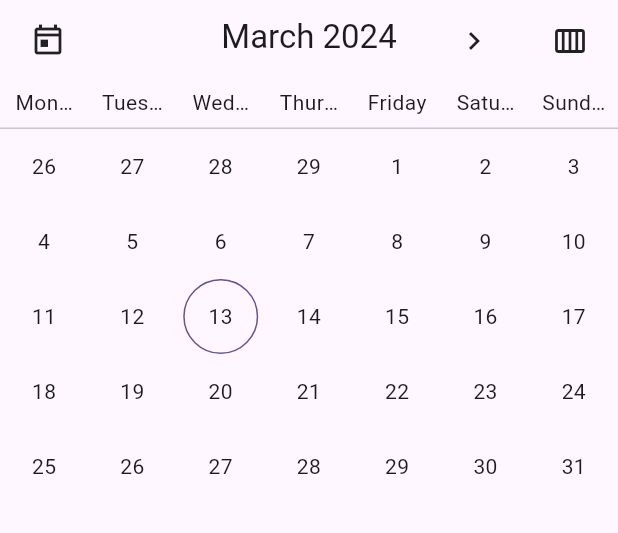
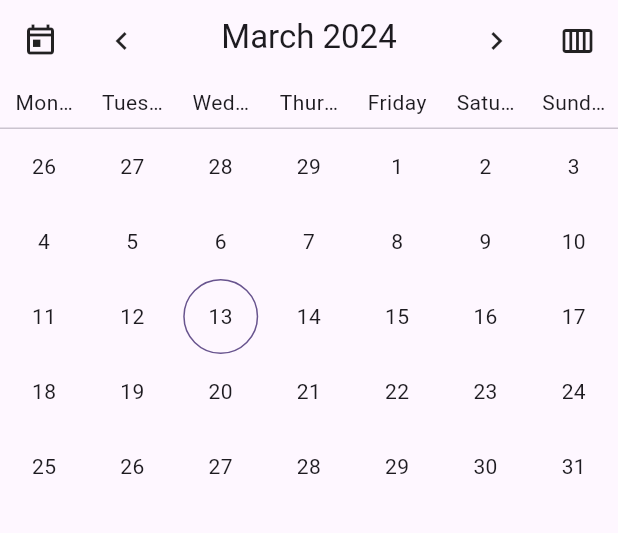
Before and after one commit to mobilesoftcode/calendar_advanced, a Flutter app: the screen it shows after launch, on a phone screen of 412 x 824 dp, the part 84-617 px from its top. Run offline on Flutter 3.47's test engine with Material 3 defaults, Android fonts, the phone set to English and light mode, and no system bars.

Commit message:
**breaking** Updated custom builders to return the calendar controller, updated default calendar header UI

```diff
--- a/lib/calendar_advanced.dart
+++ b/lib/calendar_advanced.dart
@@ -68,12 +68,13 @@ class CalendarAdvanced extends StatefulWidget {
   /// This builder is used to create single day cells for a given date. If not specified,
   /// a default builder will be used.
   ///
-  /// * Use the `mode` argument to return different widgets depending on calendar view.
-  /// * Use `isSelected` to know if the cell has been selected by the user
+  /// Using the `controller` you can retrieve:
+  /// * `mode` to return different widgets depending on calendar view.
+  /// * `isDateSelected()` to know if the cell has been selected by the user
   /// (note that selection will be enabled only if the `onDateSelected` callback of [CalendarAdvancedController] is provided).
   ///
   /// If not provided, a default cell builder will be used.
-  final Widget Function(DateTime date, bool isSelected, CalendarMode mode)?
+  final Widget Function(DateTime date, CalendarAdvancedController controller)?
       calendarCellBuilder;
 
   /// The builder for the content of a single calendar cell for a given date.
@@ -84,21 +85,22 @@ class CalendarAdvanced extends StatefulWidget {
   /// If you want a unique cell view, use `calendarCellBuilder`.
   ///
   /// If not provider, no content will be shown.
-  final List<CalendarCellContent> Function(DateTime date, CalendarMode mode)?
+  final List<CalendarCellContent> Function(
+          DateTime date, CalendarAdvancedController controller)?
       calendarCellContentBuilder;
 
   /// The builder for day column headers. Usually, this should display the name
   /// of the day (i.e. monday, tuesday).
   ///
   ///  If not provided, a default day header builder will be used.
-  final Widget Function(DateTime date, CalendarMode mode)?
+  final Widget Function(DateTime date, CalendarAdvancedController controller)?
       calendarDayHeaderBuilder;
 
   /// The builder for calendar header. Usually, this should display the month
   /// or buttons to execute actions on the calendar (i.e. scrolling dates).
   ///
   /// If not provided, a default calendar header will be used.
-  final Widget Function(DateTime date, CalendarMode mode)?
+  final Widget Function(DateTime date, CalendarAdvancedController controller)?
       calendarHeaderBuilder;
 
   /// A scrolling calendar with eventually selectable cells.
@@ -189,7 +191,7 @@ class _CalendarAdvancedState extends State<CalendarAdvanced>
             children: [
               widget.calendarHeaderBuilder?.call(
                       context.read<CalendarAdvancedController>().visibleDate,
-                      mode) ??
+                      context.read<CalendarAdvancedController>()) ??
                   DefaultCalendarHeader.builder(
                       context.watch<CalendarAdvancedController>()),
               child,
--- a/lib/src/ui/calendar_month_view.dart
+++ b/lib/src/ui/calendar_month_view.dart
@@ -4,11 +4,12 @@ import 'package:provider/provider.dart';
 import '../../calendar_advanced.dart';
 
 class CalendarMonthView extends StatelessWidget {
-  final List<CalendarCellContent> Function(DateTime date, CalendarMode mode)
+  final List<CalendarCellContent> Function(
+          DateTime date, CalendarAdvancedController controller)
       calendarCellContentBuilder;
-  final Widget Function(DateTime date, CalendarMode mode)
+  final Widget Function(DateTime date, CalendarAdvancedController controller)
       calendarDayHeaderBuilder;
-  final Widget Function(DateTime date, bool isSelected, CalendarMode mode)
+  final Widget Function(DateTime date, CalendarAdvancedController controller)
       calendarCellBuilder;
 
   const CalendarMonthView({
@@ -42,8 +43,8 @@ class CalendarMonthView extends StatelessWidget {
         children: List.generate(
           headerDates.length,
           (index) => Expanded(
-            child: calendarDayHeaderBuilder(headerDates[index],
-                context.read<CalendarAdvancedController>().mode),
+            child: calendarDayHeaderBuilder(
+                headerDates[index], context.read<CalendarAdvancedController>()),
           ),
         ),
       );
@@ -78,7 +79,7 @@ class CalendarMonthView extends StatelessWidget {
   Widget _cellBuilder(DateTime date) {
     return Builder(builder: (context) {
       final cellContent = calendarCellContentBuilder(
-          date, context.read<CalendarAdvancedController>().mode);
+          date, context.read<CalendarAdvancedController>());
 
       return Stack(
         alignment: Alignment.center,
@@ -93,9 +94,7 @@ class CalendarMonthView extends StatelessWidget {
                   }
                 : null,
             child: calendarCellBuilder(
-                date,
-                context.read<CalendarAdvancedController>().isDateSelected(date),
-                context.read<CalendarAdvancedController>().mode),
+                date, context.read<CalendarAdvancedController>()),
           ),
           Row(
             children: List.generate(
--- a/lib/src/ui/calendar_multi_year_view.dart
+++ b/lib/src/ui/calendar_multi_year_view.dart
@@ -4,7 +4,7 @@ import 'package:provider/provider.dart';
 import '../../calendar_advanced.dart';
 
 class CalendarMultiYearView extends StatelessWidget {
-  final Widget Function(DateTime date, bool isSelected, CalendarMode mode)
+  final Widget Function(DateTime date, CalendarAdvancedController controller)
       calendarCellBuilder;
 
   const CalendarMultiYearView({
@@ -60,9 +60,7 @@ class CalendarMultiYearView extends StatelessWidget {
               }
             : null,
         child: calendarCellBuilder(
-            date,
-            context.read<CalendarAdvancedController>().isDateSelected(date),
-            context.read<CalendarAdvancedController>().mode),
+            date, context.read<CalendarAdvancedController>()),
       );
     });
   }
--- a/lib/src/ui/calendar_year_view.dart
+++ b/lib/src/ui/calendar_year_view.dart
@@ -4,7 +4,7 @@ import 'package:provider/provider.dart';
 import '../../calendar_advanced.dart';
 
 class CalendarYearView extends StatelessWidget {
-  final Widget Function(DateTime date, bool isSelected, CalendarMode mode)
+  final Widget Function(DateTime date, CalendarAdvancedController controller)
       calendarCellBuilder;
 
   const CalendarYearView({
@@ -60,9 +60,7 @@ class CalendarYearView extends StatelessWidget {
               }
             : null,
         child: calendarCellBuilder(
-            date,
-            context.read<CalendarAdvancedController>().isDateSelected(date),
-            context.read<CalendarAdvancedController>().mode),
+            date, context.read<CalendarAdvancedController>()),
       );
     });
   }
--- a/lib/src/ui/default_components/default_calendar_cell.dart
+++ b/lib/src/ui/default_components/default_calendar_cell.dart
@@ -6,20 +6,17 @@ import '../../../calendar_advanced.dart';
 
 class DefaultCalendarCell extends StatelessWidget {
   final DateTime date;
-  final bool selected;
-  final CalendarMode mode;
+  final CalendarAdvancedController controller;
   const DefaultCalendarCell({
     super.key,
     required this.date,
-    this.selected = false,
-    required this.mode,
+    required this.controller,
   });
 
-  static Widget builder(DateTime date, bool selected, CalendarMode mode) {
+  static Widget builder(DateTime date, CalendarAdvancedController controller) {
     return DefaultCalendarCell(
       date: date,
-      selected: selected,
-      mode: mode,
+      controller: controller,
     );
   }
 
@@ -30,7 +27,7 @@ class DefaultCalendarCell extends StatelessWidget {
     }
 
     late String dateLabel;
-    switch (mode) {
+    switch (controller.mode) {
       case CalendarMode.day:
       case CalendarMode.dayWithTimetable:
       case CalendarMode.week:
@@ -42,6 +39,8 @@ class DefaultCalendarCell extends StatelessWidget {
       case CalendarMode.multiYear:
         dateLabel = date.year.toString();
     }
+
+    final selected = controller.isDateSelected(date);
 
     return AnimatedContainer(
       duration: const Duration(milliseconds: 100),
--- a/lib/src/ui/default_components/default_calendar_day_header.dart
+++ b/lib/src/ui/default_components/default_calendar_day_header.dart
@@ -5,15 +5,18 @@ import '../../../calendar_advanced.dart';
 
 class DefaultCalendarDayHeader extends StatelessWidget {
   final DateTime date;
-  final CalendarMode mode;
+  final CalendarAdvancedController controller;
   const DefaultCalendarDayHeader({
     super.key,
     required this.date,
-    required this.mode,
+    required this.controller,
   });
 
-  static Widget builder(DateTime date, CalendarMode mode) {
-    return DefaultCalendarDayHeader(date: date, mode: mode);
+  static Widget builder(DateTime date, CalendarAdvancedController controller) {
+    return DefaultCalendarDayHeader(
+      date: date,
+      controller: controller,
+    );
   }
 
   @override
--- a/lib/src/ui/default_components/default_calendar_header.dart
+++ b/lib/src/ui/default_components/default_calendar_header.dart
@@ -20,24 +20,35 @@ class DefaultCalendarHeader extends StatelessWidget {
   Widget build(BuildContext context) {
     return SizedBox(
       height: 50,
-      child: Stack(
-        alignment: Alignment.center,
-        children: [
-          Row(
+      child: Row(
         children: [
           _todayIconWidget(),
-              const Spacer(),
+          Expanded(
+            child: Row(
+              mainAxisAlignment: MainAxisAlignment.spaceBetween,
+              children: [
                 _leftIconWidget(),
+                Flexible(
+                  child: _calendarTitle(),
+                ),
                 _rightIconWidget(),
+              ],
+            ),
+          ),
           controller.mode == CalendarMode.month
               ? _weekIconWidget()
               : _monthIconWidget(),
         ],
       ),
-          Padding(
-            padding: const EdgeInsets.only(left: 20, right: 20),
-            child: Material(
-              child: InkWell(
+    );
+  }
+
+  Widget _calendarTitle() {
+    return Builder(builder: (context) {
+      return MergeSemantics(
+        child: Semantics(
+          value: "Cambia modalità calendario",
+          hint: "Tocca due volte per cambiare la vista del calendario",
           onTap: () {
             controller.setMode(
                 controller.mode == CalendarMode.year
@@ -46,18 +57,31 @@ class DefaultCalendarHeader extends StatelessWidget {
                 changedByPicker: true);
           },
           child: Padding(
-                  padding: const EdgeInsets.all(10),
+            padding: const EdgeInsets.all(3),
+            child: Material(
+              child: InkWell(
+                borderRadius: BorderRadius.circular(5),
+                onTap: () {
+                  controller.setMode(
+                      controller.mode == CalendarMode.year
+                          ? CalendarMode.multiYear
+                          : CalendarMode.year,
+                      changedByPicker: true);
+                },
+                child: Padding(
+                  padding: const EdgeInsets.all(5),
                   child: Text(
                     controller.headerTitleForVisibleDate(),
+                    overflow: TextOverflow.ellipsis,
                     style: Theme.of(context).textTheme.titleLarge,
                   ),
                 ),
               ),
             ),
           ),
-        ],
         ),
       );
+    });
   }
 
   /// The widget to indicate the "select today" action.
@@ -76,7 +100,7 @@ class DefaultCalendarHeader extends StatelessWidget {
             child: InkWell(
               borderRadius: BorderRadius.circular(5),
               child: const Padding(
-                padding: EdgeInsets.fromLTRB(17, 12, 17, 12),
+                padding: EdgeInsets.all(12),
                 child: Icon(Icons.today_outlined),
               ),
               onTap: () {
@@ -105,7 +129,7 @@ class DefaultCalendarHeader extends StatelessWidget {
             child: InkWell(
               borderRadius: BorderRadius.circular(5),
               child: const Padding(
-                padding: EdgeInsets.fromLTRB(17, 12, 17, 12),
+                padding: EdgeInsets.all(12),
                 child: Icon(Icons.calendar_view_week),
               ),
               onTap: () {
@@ -134,7 +158,7 @@ class DefaultCalendarHeader extends StatelessWidget {
             child: InkWell(
               borderRadius: BorderRadius.circular(5),
               child: const Padding(
-                padding: EdgeInsets.fromLTRB(17, 12, 17, 12),
+                padding: EdgeInsets.all(12),
                 child: Icon(Icons.calendar_month),
               ),
               onTap: () {
@@ -159,7 +183,7 @@ class DefaultCalendarHeader extends StatelessWidget {
               borderRadius: BorderRadius.circular(5),
               onTap: controller.canGoBackward() ? controller.goBackward : null,
               child: const Padding(
-                padding: EdgeInsets.fromLTRB(17, 12, 15, 12),
+                padding: EdgeInsets.all(12),
                 child: Icon(Icons.chevron_left),
               ),
             ),
@@ -179,7 +203,7 @@ class DefaultCalendarHeader extends StatelessWidget {
             borderRadius: BorderRadius.circular(5),
             onTap: controller.canGoForkward() ? controller.goForward : null,
             child: const Padding(
-              padding: EdgeInsets.fromLTRB(15, 12, 17, 12),
+              padding: EdgeInsets.all(12),
               child: Icon(Icons.chevron_right),
             ),
           ),
```
Also changed, not shown: lib/src/ui/calendar_day_view.dart (+7 -8 lines), lib/src/ui/calendar_week_view.dart (+8 -9 lines). Lines whose indentation alone changed are shown as unchanged.
